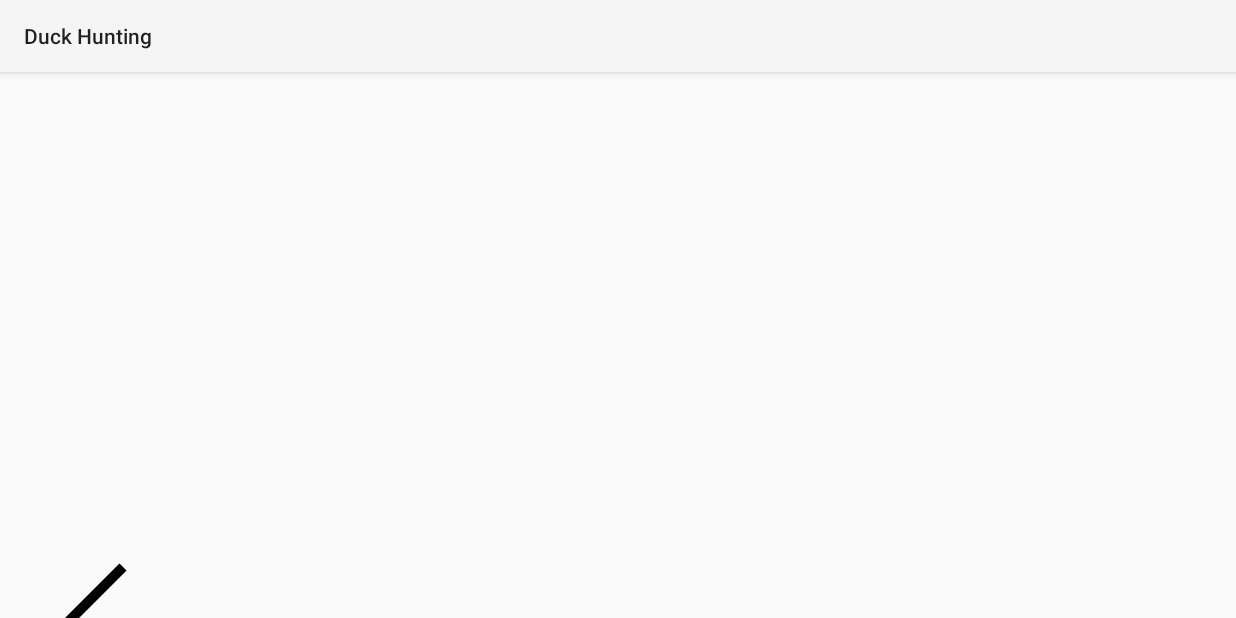
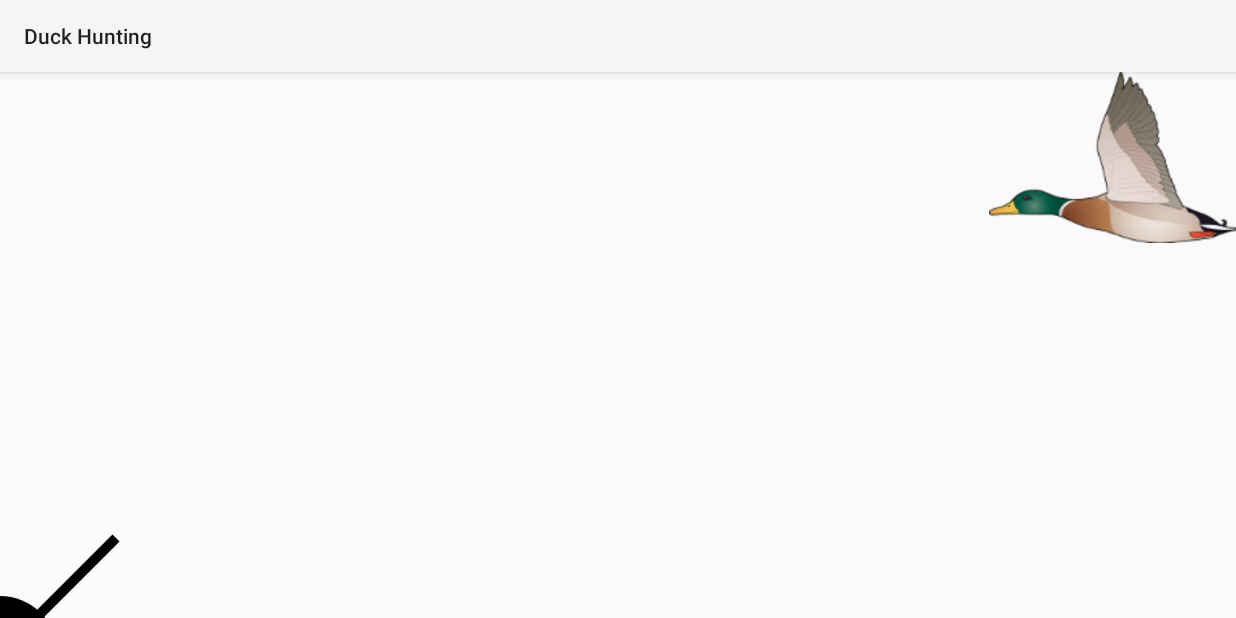
Before and after one commit to trngkhang/mobile_DuckHunting, an Android app: the screen it shows after launch (MainActivity), on a phone screen of 824 x 412 dp (held sideways). Run offline under Robolectric (Android 15) with nearby library versions, the phone set to English and light mode, and no system bars.

Commit message:
feat: add duck

```diff
--- a/app/src/main/java/com/example/duckhunting/GameView.java
+++ b/app/src/main/java/com/example/duckhunting/GameView.java
@@ -1,8 +1,11 @@
 package com.example.duckhunting;
 
 import android.content.Context;
+import android.graphics.Bitmap;
+import android.graphics.BitmapFactory;
 import android.graphics.Canvas;
 import android.graphics.Paint;
+import android.graphics.Rect;
 import android.view.View;
 
 import androidx.annotation.NonNull;
@@ -10,6 +13,10 @@ import androidx.annotation.NonNull;
 public class GameView extends View {
     public int height ;
     private Paint paint;
+    private Bitmap duck;
+    private Rect duckRect;
+
+
 
     public GameView(Context context, int width, int height){
         super(context);
@@ -18,11 +25,16 @@ public class GameView extends View {
         paint.setColor(0xFF000000);
         paint.setAntiAlias(true);
         paint.setStrokeWidth(10.0f);
+        duck= BitmapFactory.decodeResource(getResources(), R.drawable.duck);
+        float scale =((float) width/(duck.getWidth()*5));
+        duckRect = new Rect(width-width/5,0,width,(int)(duck.getHeight()*scale));
     }
     @Override
     protected void onDraw(@NonNull Canvas canvas) {
         super.onDraw(canvas);
         canvas.drawCircle(0,height,height/10,paint);
         canvas.drawLine(0,height, height/5,height-height/5,paint);
+        //draw duck
+        canvas.drawBitmap(duck,null, duckRect,paint);
     }
 }
--- a/app/src/main/java/com/example/duckhunting/MainActivity.java
+++ b/app/src/main/java/com/example/duckhunting/MainActivity.java
@@ -22,7 +22,7 @@ public class MainActivity extends AppCompatActivity {
 
         Point size = new Point();
         getWindowManager().getDefaultDisplay().getSize(size);
-        gameView = new GameView(this, size.x, size.y);
+        gameView = new GameView(this, size.x, size.y-statusBarHeight);
         setContentView(gameView);
     }
 }
```
